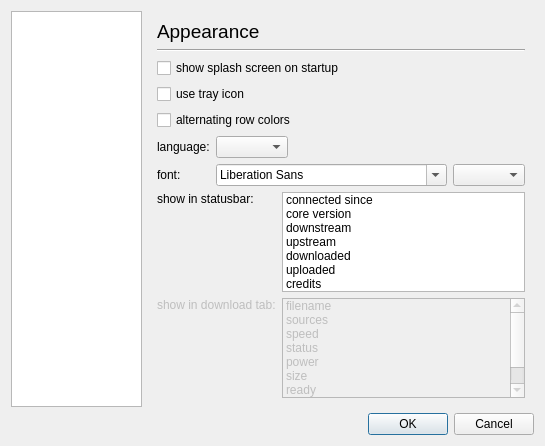
Qt form juicer/src/optionsdialogbase.ui (applejuicenetz/gui-juicer) before a commit.
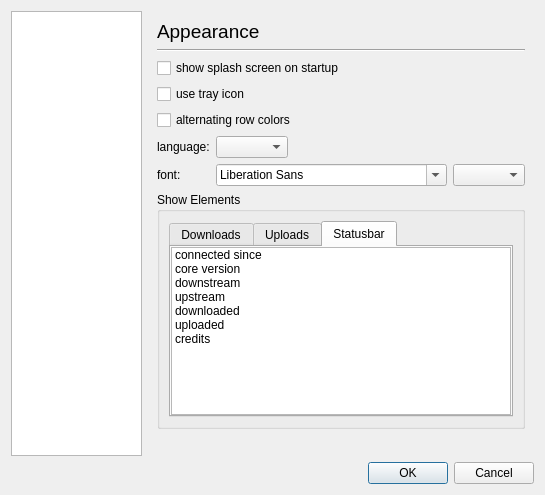
The same form after that commit. The open tabs and pages were chosen to show the change. Icons and pictures are not drawn.

Commit message: hide columns in download/upload treewidget hide of statusbar components reviewed

```diff
--- a/juicer/src/optionsdialogbase.ui
+++ b/juicer/src/optionsdialogbase.ui
@@ -1,12 +1,12 @@
 <ui version="4.0" >
  <class>OptionsDialogBase</class>
- <widget class="QDialog" name="OptionsDialogBase" >
-  <property name="geometry" >
+ <widget class="QDialog" name="OptionsDialogBase">
+  <property name="geometry">
    <rect>
     <x>0</x>
     <y>0</y>
     <width>522</width>
-    <height>445</height>
+    <height>495</height>
    </rect>
   </property>
   <property name="windowTitle" >
@@ -45,10 +45,17 @@
      </property>
     </widget>
    </item>
-   <item row="0" column="1" >
-    <widget class="QStackedWidget" name="stackedWidget" >
-     <property name="sizePolicy" >
-      <sizepolicy vsizetype="Expanding" hsizetype="Expanding" >
+   <item row="1" column="1">
+    <widget class="QDialogButtonBox" name="buttonBox">
+     <property name="standardButtons">
+      <set>QDialogButtonBox::Cancel|QDialogButtonBox::Ok</set>
+     </property>
+    </widget>
+   </item>
+   <item row="0" column="1">
+    <widget class="QStackedWidget" name="stackedWidget">
+     <property name="sizePolicy">
+      <sizepolicy hsizetype="Expanding" vsizetype="Expanding">
        <horstretch>1</horstretch>
        <verstretch>1</verstretch>
       </sizepolicy>
@@ -461,8 +468,8 @@
        </item>
       </layout>
      </widget>
-     <widget class="QWidget" name="Appearance" >
-      <layout class="QVBoxLayout" name="verticalLayout_3" >
+     <widget class="QWidget" name="Appearance">
+      <layout class="QVBoxLayout" name="verticalLayout_15">
        <item>
         <widget class="QLabel" name="label_26" >
          <property name="font" >
@@ -587,200 +594,209 @@
         </layout>
        </item>
        <item>
-        <layout class="QFormLayout" name="formLayout_3" >
-         <item row="0" column="0" >
-          <widget class="QLabel" name="label_31" >
-           <property name="sizePolicy" >
-            <sizepolicy vsizetype="Preferred" hsizetype="Minimum" >
-             <horstretch>0</horstretch>
-             <verstretch>0</verstretch>
-            </sizepolicy>
-           </property>
-           <property name="sizeIncrement" >
-            <size>
-             <width>0</width>
-             <height>0</height>
-            </size>
-           </property>
-           <property name="text" >
-            <string>show in statusbar:</string>
-           </property>
-           <property name="alignment" >
-            <set>Qt::AlignLeading|Qt::AlignLeft|Qt::AlignTop</set>
-           </property>
-          </widget>
-         </item>
-         <item row="0" column="1" >
-          <widget class="QListWidget" name="statusbarList" >
-           <property name="sizePolicy" >
-            <sizepolicy vsizetype="Fixed" hsizetype="Expanding" >
-             <horstretch>100</horstretch>
-             <verstretch>0</verstretch>
-            </sizepolicy>
-           </property>
-           <property name="minimumSize" >
-            <size>
-             <width>143</width>
-             <height>100</height>
-            </size>
-           </property>
-           <property name="maximumSize" >
-            <size>
-             <width>9999</width>
-             <height>180</height>
-            </size>
-           </property>
-           <property name="sizeIncrement" >
-            <size>
-             <width>10</width>
-             <height>0</height>
-            </size>
-           </property>
-           <property name="selectionMode" >
-            <enum>QAbstractItemView::MultiSelection</enum>
-           </property>
-           <item>
-            <property name="text" >
-             <string>connected since</string>
+        <widget class="QGroupBox" name="groupBox_4">
+         <property name="title">
+          <string>Show Elements</string>
+         </property>
+         <layout class="QVBoxLayout" name="verticalLayout_13">
+          <item>
+           <widget class="QTabWidget" name="tabWidget">
+            <property name="sizePolicy">
+             <sizepolicy hsizetype="Expanding" vsizetype="Preferred">
+              <horstretch>0</horstretch>
+              <verstretch>0</verstretch>
+             </sizepolicy>
             </property>
-           </item>
-           <item>
-            <property name="text" >
-             <string>core version</string>
+            <property name="minimumSize">
+             <size>
+              <width>0</width>
+              <height>0</height>
+             </size>
             </property>
-           </item>
-           <item>
-            <property name="text" >
-             <string>downstream</string>
+            <property name="currentIndex">
+             <number>0</number>
             </property>
-           </item>
-           <item>
-            <property name="text" >
-             <string>upstream</string>
-            </property>
-           </item>
-           <item>
-            <property name="text" >
-             <string>downloaded</string>
-            </property>
-           </item>
-           <item>
-            <property name="text" >
-             <string>uploaded</string>
-            </property>
-           </item>
-           <item>
-            <property name="text" >
-             <string>credits</string>
-            </property>
-           </item>
-          </widget>
-         </item>
-         <item row="1" column="0" >
-          <widget class="QLabel" name="label_33" >
-           <property name="enabled" >
-            <bool>false</bool>
-           </property>
-           <property name="sizePolicy" >
-            <sizepolicy vsizetype="Preferred" hsizetype="Minimum" >
-             <horstretch>1</horstretch>
-             <verstretch>0</verstretch>
-            </sizepolicy>
-           </property>
-           <property name="sizeIncrement" >
-            <size>
-             <width>1</width>
-             <height>0</height>
-            </size>
-           </property>
-           <property name="text" >
-            <string>show in download tab:</string>
-           </property>
-           <property name="alignment" >
-            <set>Qt::AlignLeading|Qt::AlignLeft|Qt::AlignTop</set>
-           </property>
-          </widget>
-         </item>
-         <item row="1" column="1" >
-          <widget class="QListWidget" name="downloadTabList" >
-           <property name="enabled" >
-            <bool>false</bool>
-           </property>
-           <property name="sizePolicy" >
-            <sizepolicy vsizetype="Fixed" hsizetype="Expanding" >
-             <horstretch>20</horstretch>
-             <verstretch>0</verstretch>
-            </sizepolicy>
-           </property>
-           <property name="minimumSize" >
-            <size>
-             <width>143</width>
-             <height>100</height>
-            </size>
-           </property>
-           <property name="maximumSize" >
-            <size>
-             <width>9999</width>
-             <height>180</height>
-            </size>
-           </property>
-           <property name="sizeIncrement" >
-            <size>
-             <width>10</width>
-             <height>0</height>
-            </size>
-           </property>
-           <property name="selectionMode" >
-            <enum>QAbstractItemView::MultiSelection</enum>
-           </property>
-           <item>
-            <property name="text" >
-             <string>filename</string>
-            </property>
-           </item>
-           <item>
-            <property name="text" >
-             <string>sources</string>
-            </property>
-           </item>
-           <item>
-            <property name="text" >
-             <string>speed</string>
-            </property>
-           </item>
-           <item>
-            <property name="text" >
-             <string>status</string>
-            </property>
-           </item>
-           <item>
-            <property name="text" >
-             <string>power</string>
-            </property>
-           </item>
-           <item>
-            <property name="text" >
-             <string>size</string>
-            </property>
-           </item>
-           <item>
-            <property name="text" >
-             <string>ready</string>
-            </property>
-           </item>
-           <item>
-            <property name="text" >
-             <string>missing</string>
-            </property>
-           </item>
-           <item>
-            <property name="text" >
-             <string>eta</string>
-            </property>
-           </item>
-          </widget>
-         </item>
-        </layout>
+            <widget class="QWidget" name="downloads">
+             <attribute name="title">
+              <string>Downloads</string>
+             </attribute>
+             <layout class="QVBoxLayout" name="verticalLayout_3">
+              <property name="margin">
+               <number>0</number>
+              </property>
+              <item>
+               <widget class="QListWidget" name="downloadTabList">
+                <property name="enabled">
+                 <bool>true</bool>
+                </property>
+                <property name="sizePolicy">
+                 <sizepolicy hsizetype="Expanding" vsizetype="MinimumExpanding">
+                  <horstretch>20</horstretch>
+                  <verstretch>0</verstretch>
+                 </sizepolicy>
+                </property>
+                <property name="minimumSize">
+                 <size>
+                  <width>143</width>
+                  <height>100</height>
+                 </size>
+                </property>
+                <property name="maximumSize">
+                 <size>
+                  <width>9999</width>
+                  <height>9999</height>
+                 </size>
+                </property>
+                <property name="sizeIncrement">
+                 <size>
+                  <width>10</width>
+                  <height>0</height>
+                 </size>
+                </property>
+                <property name="selectionMode">
+                 <enum>QAbstractItemView::NoSelection</enum>
+                </property>
+               </widget>
+              </item>
+             </layout>
+            </widget>
+            <widget class="QWidget" name="uploads">
+             <attribute name="title">
+              <string>Uploads</string>
+             </attribute>
+             <layout class="QVBoxLayout" name="verticalLayout_14">
+              <property name="margin">
+               <number>0</number>
+              </property>
+              <item>
+               <widget class="QListWidget" name="uploadTabList">
+                <property name="enabled">
+                 <bool>true</bool>
+                </property>
+                <property name="sizePolicy">
+                 <sizepolicy hsizetype="Expanding" vsizetype="Expanding">
+                  <horstretch>20</horstretch>
+                  <verstretch>0</verstretch>
+                 </sizepolicy>
+                </property>
+                <property name="minimumSize">
+                 <size>
+                  <width>143</width>
+                  <height>100</height>
+                 </size>
+                </property>
+                <property name="maximumSize">
+                 <size>
+                  <width>9999</width>
+                  <height>9999</height>
+                 </size>
+                </property>
+                <property name="sizeIncrement">
+                 <size>
+                  <width>10</width>
+                  <height>0</height>
+                 </size>
+                </property>
+                <property name="selectionMode">
+                 <enum>QAbstractItemView::NoSelection</enum>
+                </property>
+               </widget>
+              </item>
+             </layout>
+            </widget>
+            <widget class="QWidget" name="statusbar">
+             <attribute name="title">
+              <string>Statusbar</string>
+             </attribute>
+             <layout class="QVBoxLayout" name="verticalLayout_12">
+              <property name="margin">
+               <number>0</number>
+              </property>
+              <item>
+               <widget class="QListWidget" name="statusbarList">
+                <property name="sizePolicy">
+                 <sizepolicy hsizetype="Expanding" vsizetype="Minimum">
+                  <horstretch>100</horstretch>
+                  <verstretch>0</verstretch>
+                 </sizepolicy>
+                </property>
+                <property name="minimumSize">
+                 <size>
+                  <width>143</width>
+                  <height>100</height>
+                 </size>
+                </property>
+                <property name="maximumSize">
+                 <size>
+                  <width>9999</width>
+                  <height>9999</height>
+                 </size>
+                </property>
+                <property name="sizeIncrement">
+                 <size>
+                  <width>10</width>
+                  <height>0</height>
+                 </size>
+                </property>
+                <property name="selectionMode">
+                 <enum>QAbstractItemView::NoSelection</enum>
+                </property>
+                <item>
+                 <property name="text">
+                  <string>connected since</string>
+                 </property>
+                </item>
+                <item>
+                 <property name="text">
+                  <string>core version</string>
+                 </property>
+                </item>
+                <item>
+                 <property name="text">
+                  <string>downstream</string>
+                 </property>
+                </item>
+                <item>
+                 <property name="text">
+                  <string>upstream</string>
+                 </property>
+                </item>
+                <item>
+                 <property name="text">
+                  <string>downloaded</string>
+                 </property>
+                </item>
+                <item>
+                 <property name="text">
+                  <string>uploaded</string>
+                 </property>
+                </item>
+                <item>
+                 <property name="text">
+                  <string>credits</string>
+                 </property>
+                </item>
+               </widget>
+              </item>
+             </layout>
+            </widget>
+           </widget>
+          </item>
+         </layout>
+        </widget>
+       </item>
+       <item>
+        <spacer name="verticalSpacer_8">
+         <property name="orientation">
+          <enum>Qt::Vertical</enum>
+         </property>
+         <property name="sizeHint" stdset="0">
+          <size>
+           <width>20</width>
+           <height>43</height>
+          </size>
+         </property>
+        </spacer>
        </item>
       </layout>
      </widget>
@@ -1443,13 +1459,6 @@
      </widget>
     </widget>
    </item>
-   <item row="1" column="1" >
-    <widget class="QDialogButtonBox" name="buttonBox" >
-     <property name="standardButtons" >
-      <set>QDialogButtonBox::Cancel|QDialogButtonBox::Ok</set>
-     </property>
-    </widget>
-   </item>
   </layout>
  </widget>
  <tabstops>
```
Left out of the diff: 863 changed lines with no effect on the pictures. The commit also changes 7 other files.
